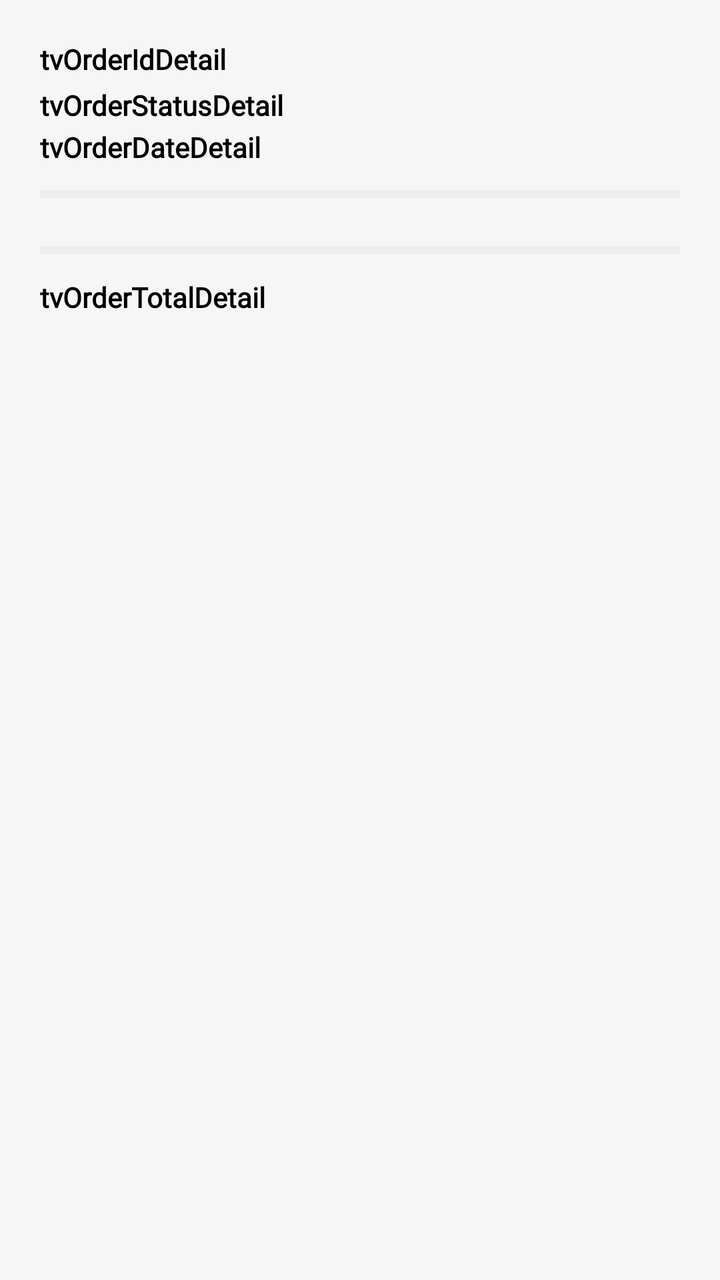
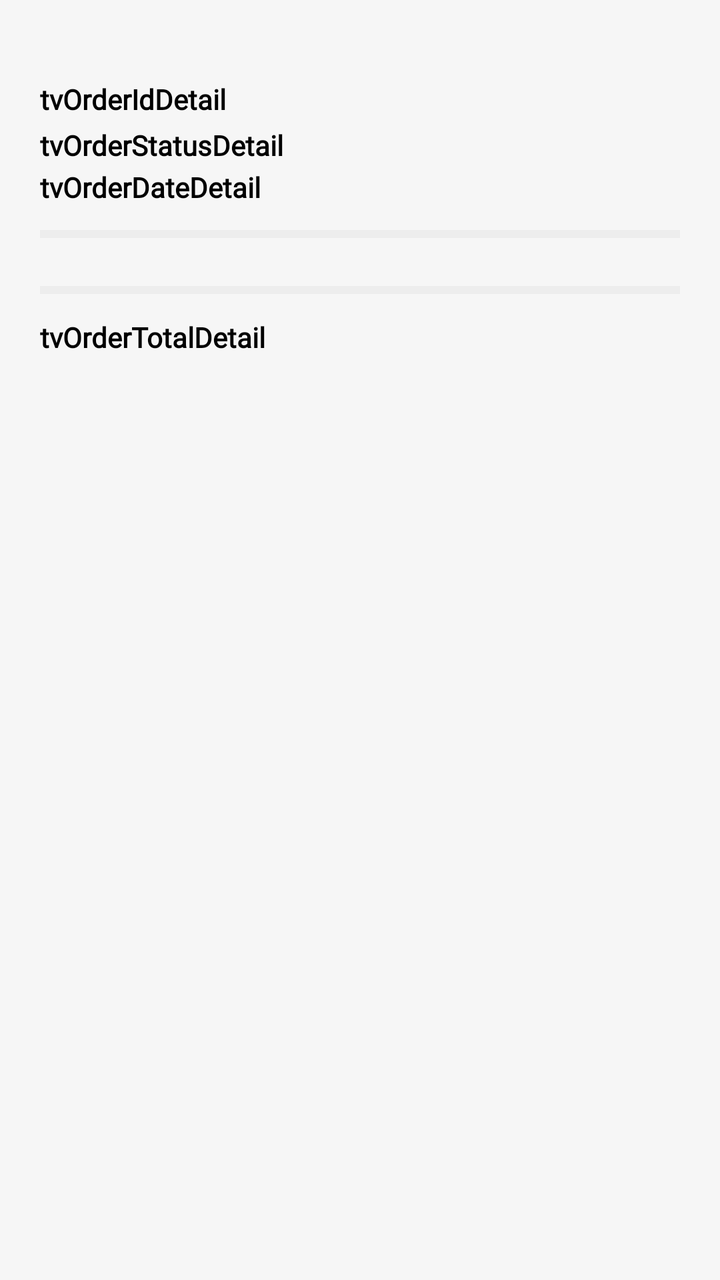

Compare the two renders of this Android layout. The source of the first and the diff that turns it into the second are given below.
<!-- AndroidManifest.xml: application theme Theme.Cartly.Splash -->
<!-- res/layout/activity_order_detail.xml -->
<?xml version="1.0" encoding="utf-8"?>
<ScrollView xmlns:android="http://schemas.android.com/apk/res/android"
    xmlns:app="http://schemas.android.com/apk/res-auto"
    xmlns:tools="http://schemas.android.com/tools"
    android:id="@+id/main"
    android:layout_width="match_parent"
    android:layout_height="match_parent"
    android:background="@color/gray_f6"
    tools:context=".OrderDetailActivity">

    <LinearLayout
        android:layout_width="match_parent"
        android:layout_height="wrap_content"
        android:orientation="vertical">
        <androidx.appcompat.widget.Toolbar
            android:id="@+id/toolbar"
            android:layout_width="match_parent"
            android:layout_height="?attr/actionBarSize"
            android:background="@color/light_purple"
            android:title="รายละเอียดคำสั่งซื้อ"
            app:titleTextColor="@color/black"/>
        <RelativeLayout
            android:id="@+id/layoutLoading"
            android:visibility="gone"
            android:layout_width="match_parent"
            android:layout_height="match_parent"
            android:background="@drawable/background_overlay">
            <ProgressBar
                android:id="@+id/progressBar"
                android:layout_width="wrap_content"
                android:layout_height="wrap_content"
                android:layout_centerInParent="true"/>
        </RelativeLayout>
        <LinearLayout
            android:id="@+id/container"
            android:visibility="visible"
            android:layout_width="match_parent"
            android:layout_height="wrap_content"
            android:orientation="vertical"
            android:padding="20dp">
            <TextView
                android:id="@+id/tvOrderIdDetail"
                android:layout_width="match_parent"
                android:layout_height="wrap_content"
                android:textSize="14sp"
                android:textStyle="bold"
                android:text="tvOrderIdDetail"
                android:fontFamily="@font/adlamdisplay_regular"
                android:textColor="@color/black"/>
            <TextView
                android:id="@+id/tvOrderStatusDetail"
                android:layout_width="match_parent"
                android:layout_height="wrap_content"
                android:textSize="14sp"
                android:textStyle="bold"
                android:text="tvOrderStatusDetail"
                android:fontFamily="@font/adlamdisplay_regular"
                android:textColor="@color/black"
                android:layout_marginTop="4dp"/>
            <TextView
                android:id="@+id/tvOrderDateDetail"
                android:layout_width="match_parent"
                android:layout_height="wrap_content"
                android:textSize="14sp"
                android:textStyle="bold"
                android:text="tvOrderDateDetail"
                android:fontFamily="@font/adlamdisplay_regular"
                android:textColor="@color/black"
                android:layout_marginTop="2dp"/>

            <View
                android:layout_width="match_parent"
                android:layout_height="wrap_content"
                android:background="@drawable/separator"
                android:layout_marginVertical="12dp"/>

            <LinearLayout
                android:id="@+id/layoutOrderItems"
                android:orientation="vertical"
                android:layout_width="match_parent"
                android:layout_height="wrap_content"/>

            <View
                android:layout_width="match_parent"
                android:layout_height="wrap_content"
                android:background="@drawable/separator"
                android:layout_marginVertical="12dp"/>

            <TextView
                android:id="@+id/tvOrderTotalDetail"
                android:layout_width="match_parent"
                android:layout_height="wrap_content"
                android:textSize="14sp"
                android:textStyle="bold"
                android:text="tvOrderTotalDetail"
                android:fontFamily="@font/adlamdisplay_regular"
                android:textColor="@color/black"/>

            <Button
                android:id="@+id/btnCancelOrder"
                android:visibility="gone"
                android:layout_width="match_parent"
                android:layout_height="wrap_content"
                android:layout_marginTop="20dp"
                android:backgroundTintMode="src_atop"
                android:backgroundTint="@color/butter"
                android:text="ยกเลิกคำสั่งซื้อ"
                android:textStyle="bold"
                android:fontFamily="@font/adlamdisplay_regular"/>

            <LinearLayout
                android:id="@+id/layoutAdminStatus"
                android:visibility="gone"
                android:layout_width="match_parent"
                android:layout_height="wrap_content"
                android:orientation="vertical"
                android:layout_marginTop="20dp">
                <View
                    android:layout_width="match_parent"
                    android:layout_height="wrap_content"
                    android:background="@drawable/separator"
                    android:layout_marginVertical="12dp"/>
                <TextView
                    android:layout_width="wrap_content"
                    android:layout_height="wrap_content"
                    android:text="อัปเดตสถานะ (admin)"
                    android:textStyle="bold"
                    android:textSize="14sp"
                    android:textColor="@color/black"
                    android:fontFamily="@font/adlamdisplay_regular"/>
                <Spinner
                    android:id="@+id/spinnerStatus"
                    android:layout_width="match_parent"
                    android:layout_height="wrap_content"
                    android:layout_marginTop="6dp"/>
                <Button
                    android:id="@+id/btnUpdateStatus"
                    android:layout_width="match_parent"
                    android:layout_height="wrap_content"
                    android:layout_marginTop="8dp"
                    android:text="บันทึกสถานะ"
                    android:textStyle="bold"
                    android:fontFamily="@font/adlamdisplay_regular"
                    android:backgroundTintMode="src_atop"
                    android:backgroundTint="@color/green_brand"/>
            </LinearLayout>
        </LinearLayout>
    </LinearLayout>
</ScrollView>
<!-- resources referenced by this layout -->
<resources>
  <color name="black">#FF000000</color>
  <color name="butter">#F4C95D</color>
  <color name="gray_f6">#f6f6f6</color>
  <color name="green_brand">#7FB685</color>
  <color name="light_purple">#e6e1f9</color>
  <!-- drawable background_overlay: png bitmap (drawable, 8399 bytes) -->
  <!-- drawable separator: png bitmap (drawable, 107 bytes) -->
  <style name="Theme.Cartly.Splash" parent="Theme.SplashScreen">
  
          <item name="windowSplashScreenBackground">@color/cream</item>
  
          <item name="windowSplashScreenAnimatedIcon">@mipmap/ic_launcher_logo2</item>
  
          <item name="postSplashScreenTheme">@style/Base.Theme.Cartly</item>
      </style>
  <color name="cream">#FBF7EF</color>
  <style name="Base.Theme.Cartly" parent="Theme.Material3.DayNight.NoActionBar">
          
          
      </style>
</resources>

<!-- the commit's change to res/layout/activity_order_detail.xml (unified diff, before → after) -->
@@ -1,6 +1,5 @@
 <?xml version="1.0" encoding="utf-8"?>
 <ScrollView xmlns:android="http://schemas.android.com/apk/res/android"
-    xmlns:app="http://schemas.android.com/apk/res-auto"
     xmlns:tools="http://schemas.android.com/tools"
     android:id="@+id/main"
     android:layout_width="match_parent"
@@ -12,13 +11,11 @@
         android:layout_width="match_parent"
         android:layout_height="wrap_content"
         android:orientation="vertical">
-        <androidx.appcompat.widget.Toolbar
+        <com.example.cartly.View.ToolbarView
             android:id="@+id/toolbar"
+            android:layout_marginTop="20dp"
             android:layout_width="match_parent"
-            android:layout_height="?attr/actionBarSize"
-            android:background="@color/light_purple"
-            android:title="รายละเอียดคำสั่งซื้อ"
-            app:titleTextColor="@color/black"/>
+            android:layout_height="?attr/actionBarSize"/>
         <RelativeLayout
             android:id="@+id/layoutLoading"
             android:visibility="gone"
@@ -46,7 +43,8 @@
                 android:textStyle="bold"
                 android:text="tvOrderIdDetail"
                 android:fontFamily="@font/adlamdisplay_regular"
-                android:textColor="@color/black"/>
+                android:textColor="@color/black"
+                tools:ignore="HardcodedText" />
             <TextView
                 android:id="@+id/tvOrderStatusDetail"
                 android:layout_width="match_parent"
@@ -56,7 +54,8 @@
                 android:text="tvOrderStatusDetail"
                 android:fontFamily="@font/adlamdisplay_regular"
                 android:textColor="@color/black"
-                android:layout_marginTop="4dp"/>
+                android:layout_marginTop="4dp"
+                tools:ignore="HardcodedText" />
             <TextView
                 android:id="@+id/tvOrderDateDetail"
                 android:layout_width="match_parent"
@@ -66,7 +65,8 @@
                 android:text="tvOrderDateDetail"
                 android:fontFamily="@font/adlamdisplay_regular"
                 android:textColor="@color/black"
-                android:layout_marginTop="2dp"/>
+                android:layout_marginTop="2dp"
+                tools:ignore="HardcodedText" />
 
             <View
                 android:layout_width="match_parent"
@@ -94,7 +94,8 @@
                 android:textStyle="bold"
                 android:text="tvOrderTotalDetail"
                 android:fontFamily="@font/adlamdisplay_regular"
-                android:textColor="@color/black"/>
+                android:textColor="@color/black"
+                tools:ignore="HardcodedText" />
 
             <Button
                 android:id="@+id/btnCancelOrder"
@@ -106,7 +107,8 @@
                 android:backgroundTint="@color/butter"
                 android:text="ยกเลิกคำสั่งซื้อ"
                 android:textStyle="bold"
-                android:fontFamily="@font/adlamdisplay_regular"/>
+                android:fontFamily="@font/adlamdisplay_regular"
+                tools:ignore="HardcodedText" />
 
             <LinearLayout
                 android:id="@+id/layoutAdminStatus"
@@ -127,7 +129,8 @@
                     android:textStyle="bold"
                     android:textSize="14sp"
                     android:textColor="@color/black"
-                    android:fontFamily="@font/adlamdisplay_regular"/>
+                    android:fontFamily="@font/adlamdisplay_regular"
+                    tools:ignore="HardcodedText" />
                 <Spinner
                     android:id="@+id/spinnerStatus"
                     android:layout_width="match_parent"
@@ -142,7 +145,8 @@
                     android:textStyle="bold"
                     android:fontFamily="@font/adlamdisplay_regular"
                     android:backgroundTintMode="src_atop"
-                    android:backgroundTint="@color/green_brand"/>
+                    android:backgroundTint="@color/green_brand"
+                    tools:ignore="HardcodedText" />
             </LinearLayout>
         </LinearLayout>
     </LinearLayout>
<!-- resource entries referenced after the edit -->
@@ -4,7 +4,6 @@
   <color name="butter">#F4C95D</color>
   <color name="gray_f6">#f6f6f6</color>
   <color name="green_brand">#7FB685</color>
-  <color name="light_purple">#e6e1f9</color>
   <!-- drawable background_overlay: png bitmap (drawable, 8399 bytes) -->
   <!-- drawable separator: png bitmap (drawable, 107 bytes) -->
   <style name="Theme.Cartly.Splash" parent="Theme.SplashScreen">
